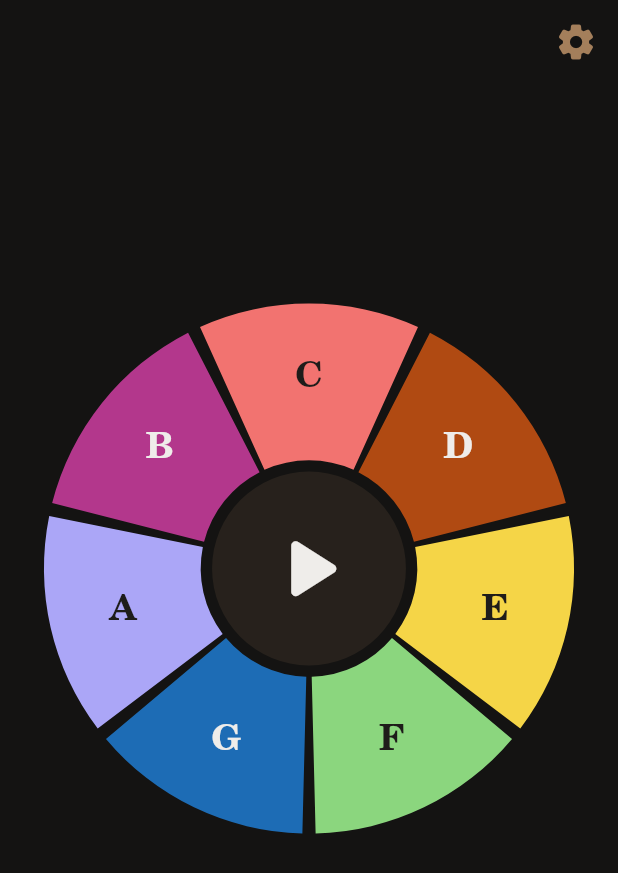
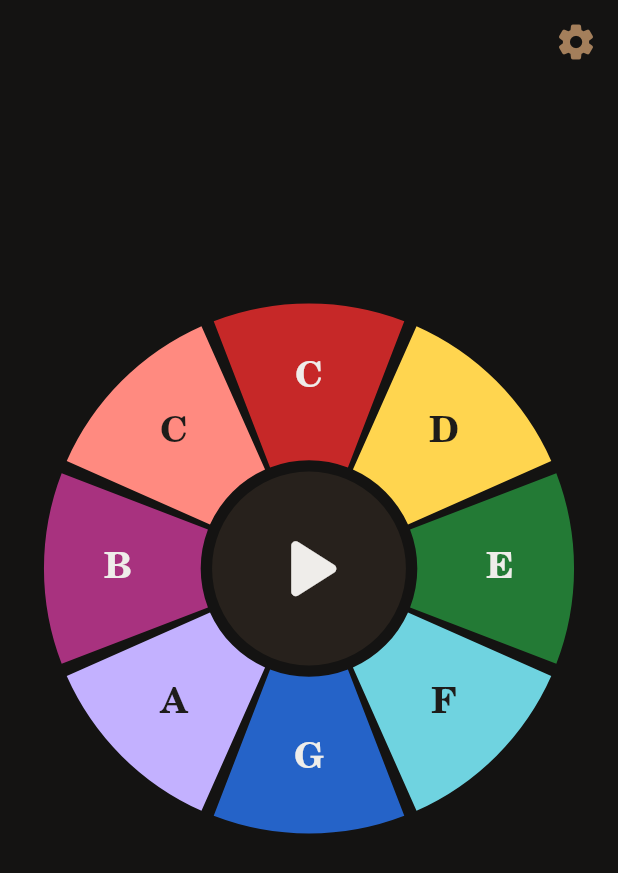
Before and after one commit to luigir86/rainbow-round, a Flutter app: the screen it shows after launch, on a phone screen of 412 x 824 dp. Shown: the top 873 px of the screen. Run offline on Flutter 3.47's test engine with Material 3 defaults, Android fonts, the phone set to English and light mode, and no system bars; our stand-ins replace shared_preferences; missing offline and left inert: flutter_soloud.

Commit message:
Back to a circle of eight notes, with a palette without orange
The high C comes back on the circle. The colours drop the orange, which
was too close to the red of the C: dark red, yellow, dark green,
turquoise, dark blue, lavender, dark magenta and a light red for the
high C, dark and light taking turns all the way round.

Co-Authored-By: Claude Opus 5.5 <noreply@anthropic.com>
Claude-Session: https://claude.ai/code/session_01H8DRT9iesqz5MCAwCFQ6WT

```diff
--- a/lib/app/settings.dart
+++ b/lib/app/settings.dart
@@ -15,8 +15,8 @@ enum GameMode {
 /// The shape of the instrument on the screen. Two, to try which one a
 /// child plays better.
 enum Instrument {
-  /// A circle of seven slices, C to B: going round is going up the scale,
-  /// and after the B the C comes again.
+  /// A circle of eight slices, C to high C, going up clockwise from the
+  /// top.
   circle,
 
   /// A row of eight bars, C to high C, low on the left and high on the
@@ -24,10 +24,7 @@ enum Instrument {
   xylophone;
 
   /// How many notes it has.
-  int get notes => switch (this) {
-    circle => 7,
-    xylophone => 8,
-  };
+  int get notes => 8;
 }
 
 /// The grown-up's choices, kept on the phone between launches.
@@ -118,8 +115,7 @@ class AppSettings extends ChangeNotifier {
       (locale.languageCode == 'it' ? NoteLabels.solfege : NoteLabels.letters);
 
   /// How many notes are lit, from the low C up: a child can start with
-  /// three or four and the others stay dark and silent. The circle has
-  /// seven, so eight there means all of them.
+  /// three or four and the others stay dark and silent.
   int get activeCount => _activeCount;
   set activeCount(int value) {
     if (value == _activeCount || !activeChoices.contains(value)) return;
--- a/lib/app/theme.dart
+++ b/lib/app/theme.dart
@@ -24,23 +24,22 @@ abstract final class Palette {
   static const inkOnDark = Color(0xFFEFEDEA);
   static const inkOnDarkMuted = Color(0xFFC9C5BF);
 
-  /// The notes from C to high C, in the order of a children's xylophone
-  /// or of Boomwhackers: red, orange, yellow, green, blue, violet, magenta
-  /// and red again for the high C, the same note an octave up. Light and
-  /// dark take turns, so that two neighbours differ in lightness as well
-  /// as in hue, which is what tells them apart for a colour-blind child;
-  /// the one pair of light neighbours, yellow and green, is the furthest
-  /// apart in hue. Seen round the circle (C to B), the dark magenta of the
-  /// B meets the light red of the C.
+  /// The notes from C to high C, round the rainbow with no orange (too
+  /// close to the red of the C): red, yellow, green, turquoise, blue,
+  /// lavender, magenta, and red again for the high C, light where the
+  /// low C is dark, the same note an octave up. Dark and light take
+  /// turns, all the way round the circle, so that two neighbours differ
+  /// in lightness as well as in hue: that is what tells them apart for a
+  /// colour-blind child.
   static const rainbow = [
-    Color(0xFFF27370),
-    Color(0xFFB04A12),
-    Color(0xFFF5D547),
-    Color(0xFF8BD67E),
-    Color(0xFF1D6CB5),
-    Color(0xFFABA6F7),
-    Color(0xFFB3378C),
-    Color(0xFFF27370),
+    Color(0xFFC62828), // C, dark red
+    Color(0xFFFFD54F), // D, light yellow
+    Color(0xFF237A35), // E, dark green
+    Color(0xFF6FD3E0), // F, light turquoise
+    Color(0xFF2563C8), // G, dark blue
+    Color(0xFFC3B1FF), // A, light lavender
+    Color(0xFFA8327F), // B, dark magenta
+    Color(0xFFFF8A80), // high C, light red
   ];
 }
 
--- a/lib/l10n/app_en.arb
+++ b/lib/l10n/app_en.arb
@@ -14,7 +14,7 @@
   "labelsSolfege": "Do Re Mi",
   "labelsLetters": "C D E",
   "activeSlices": "Notes on",
-  "activeSlicesHint": "From the low C up; the others stay dark and silent. The circle has seven notes, the xylophone eight.",
+  "activeSlicesHint": "From the low C up; the others stay dark and silent.",
   "startLength": "First sequence",
   "longest": "Longest sequence",
   "notesHint": "Notes. When the longest sequence is repeated, the game ends.",
--- a/lib/l10n/app_it.arb
+++ b/lib/l10n/app_it.arb
@@ -11,7 +11,7 @@
   "labelsSolfege": "Do Re Mi",
   "labelsLetters": "C D E",
   "activeSlices": "Note accese",
-  "activeSlicesHint": "Dal do basso in su; le altre restano spente e mute. Il cerchio ha sette note, lo xilofono otto.",
+  "activeSlicesHint": "Dal do basso in su; le altre restano spente e mute.",
   "startLength": "Prima sequenza",
   "longest": "Sequenza più lunga",
   "notesHint": "Note. Ripetuta la sequenza più lunga, il gioco finisce.",
--- a/lib/l10n/app_localizations.dart
+++ b/lib/l10n/app_localizations.dart
@@ -167,7 +167,7 @@ abstract class AppLocalizations {
   /// No description provided for @activeSlicesHint.
   ///
   /// In en, this message translates to:
-  /// **'From the low C up; the others stay dark and silent. The circle has seven notes, the xylophone eight.'**
+  /// **'From the low C up; the others stay dark and silent.'**
   String get activeSlicesHint;
 
   /// No description provided for @startLength.
--- a/lib/l10n/app_localizations_en.dart
+++ b/lib/l10n/app_localizations_en.dart
@@ -44,7 +44,7 @@ class AppLocalizationsEn extends AppLocalizations {
 
   @override
   String get activeSlicesHint =>
-      'From the low C up; the others stay dark and silent. The circle has seven notes, the xylophone eight.';
+      'From the low C up; the others stay dark and silent.';
 
   @override
   String get startLength => 'First sequence';
--- a/lib/l10n/app_localizations_it.dart
+++ b/lib/l10n/app_localizations_it.dart
@@ -44,7 +44,7 @@ class AppLocalizationsIt extends AppLocalizations {
 
   @override
   String get activeSlicesHint =>
-      'Dal do basso in su; le altre restano spente e mute. Il cerchio ha sette note, lo xilofono otto.';
+      'Dal do basso in su; le altre restano spente e mute.';
 
   @override
   String get startLength => 'Prima sequenza';
--- a/lib/widgets/rainbow_circle.dart
+++ b/lib/widgets/rainbow_circle.dart
@@ -53,8 +53,8 @@ abstract final class CircleGeometry {
   }
 }
 
-/// The circle: seven slices from C to B round a hub that shows the state.
-/// Going round is going up the scale, and after the B the C comes again.
+/// The circle: eight slices from C to high C round a hub that shows the
+/// state, going up clockwise from the top.
 /// Every finger counts at once, so several slices make a chord.
 class RainbowCircle extends InstrumentView {
   const RainbowCircle({
--- a/test_screenshots/screens_test.dart
+++ b/test_screenshots/screens_test.dart
@@ -72,7 +72,7 @@ void main() {
     final box = tester.getRect(find.byType(RainbowCircle));
     return box.center +
         Offset.fromDirection(
-          CircleGeometry.angleOf(note, 7),
+          CircleGeometry.angleOf(note, 8),
           box.width / 2 * CircleGeometry.label,
         );
   }
@@ -106,7 +106,7 @@ void main() {
     (tester) => shoot(tester, '4_oops', (player) async {
       await tester.tapAt(tester.getCenter(find.byType(RainbowCircle)));
       await tester.pump(const Duration(seconds: 3));
-      final wrong = (player.played.first + 1) % 7;
+      final wrong = (player.played.first + 1) % 8;
       await tester.tapAt(sliceAt(tester, wrong));
       await tester.pump(const Duration(milliseconds: 120));
     }),
```
Also changed, not shown: lib/widgets/xylophone.dart (+0 -11 lines), 3 other files.
